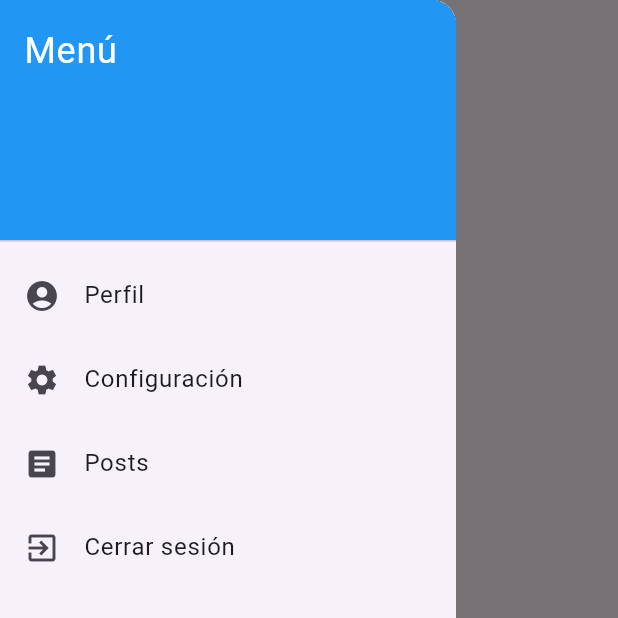
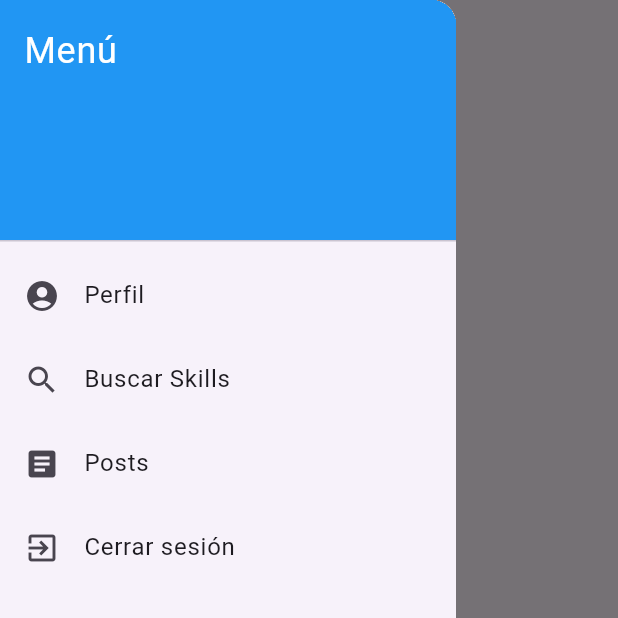
Before and after one commit to JhonOlivares26/CVault, a Flutter app: the NavBar screen opened directly, with the side drawer open, on a phone screen of 412 x 824 dp, the top half of it. Run offline on Flutter 3.47's test engine with Material 3 defaults, Android fonts, the phone set to English and light mode, and no system bars; our stand-ins replace animate_do, cloud_firestore, file_picker, firebase_auth, firebase_core, firebase_storage and 3 more; accounts and stored records are empty; network calls fail.

Commit message:
Actualizacion navbar para el apartado de buscar skills

```diff
--- a/lib/widgets/Navbar.dart
+++ b/lib/widgets/Navbar.dart
@@ -3,6 +3,7 @@ import 'package:flutter/material.dart';
 import 'package:firebase_auth/firebase_auth.dart';
 import 'package:cvault/views/pages/UserPosts.dart';
 import 'package:cvault/views/pages/ProfilePage.dart';
+import 'package:cvault/views/pages/SearchSkills.dart';
 
 class NavBar extends StatelessWidget {
   final Widget body;
@@ -43,9 +44,14 @@ class NavBar extends StatelessWidget {
               },
             ),
             ListTile(
-              leading: Icon(Icons.settings),
-              title: Text('Configuración'),
-              onTap: () {},
+              leading: Icon(Icons.search),
+              title: Text('Buscar Skills'),
+              onTap: () {
+                Navigator.push(
+                  context,
+                  MaterialPageRoute(builder: (context) => SearchSkills()),
+                );
+              },
             ),
             ListTile(
               leading: Icon(Icons.article),
```
